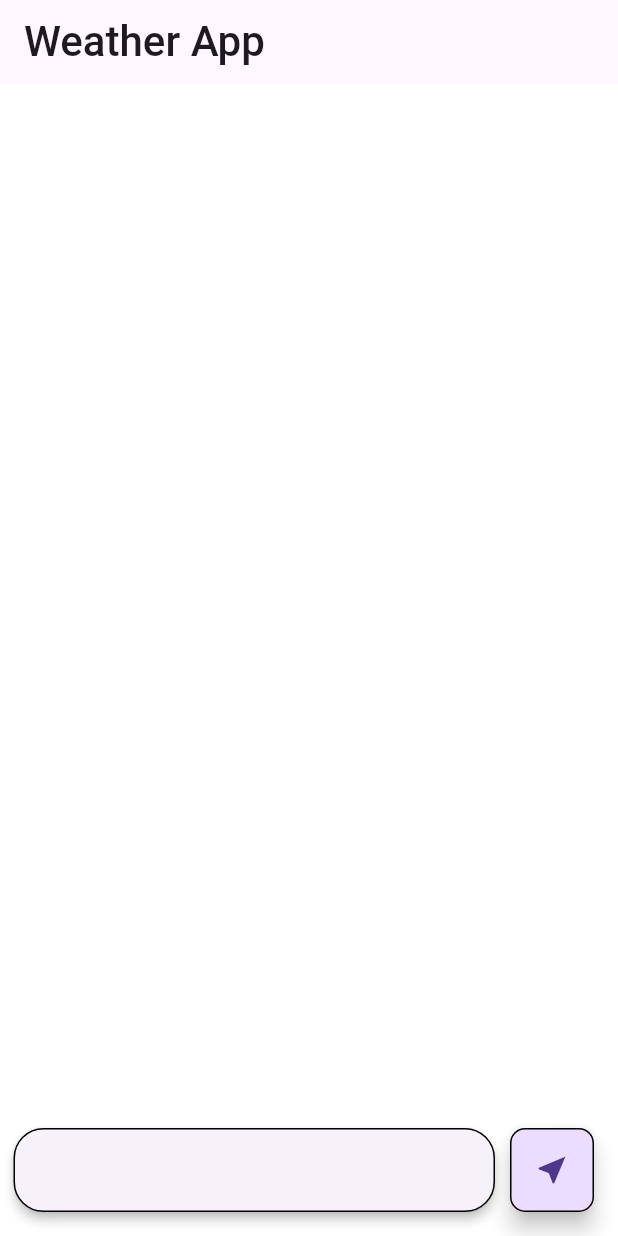
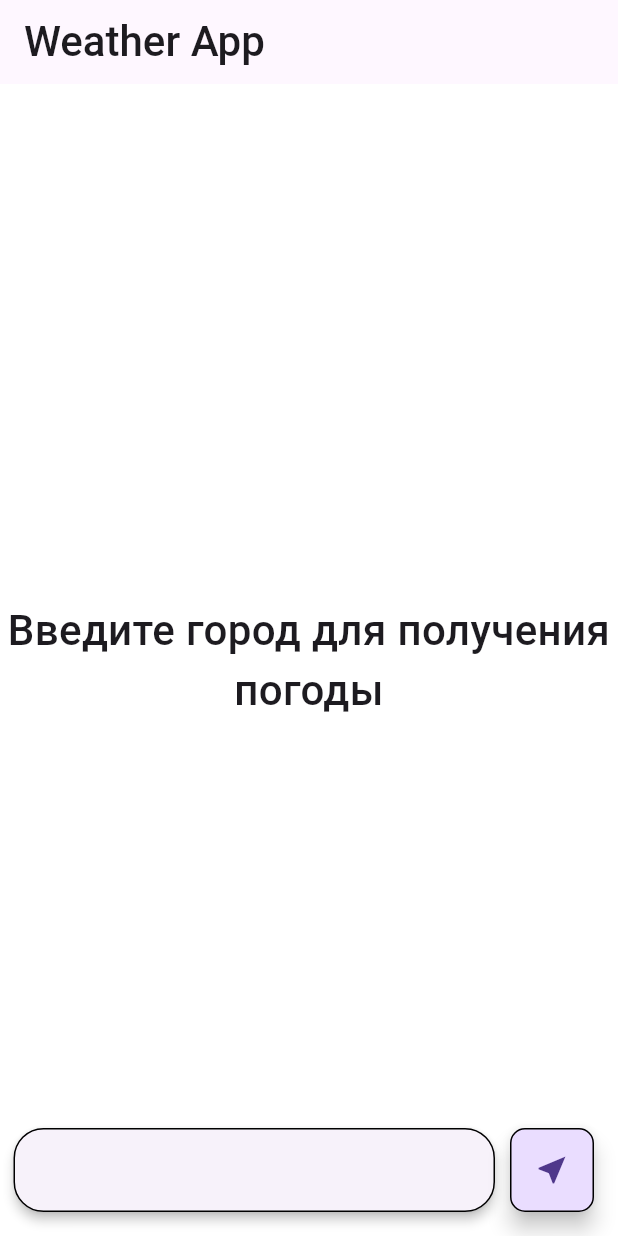
Before and after one commit to DanteCom/weather_app, a Flutter app: the screen it shows after launch, after a tap on the "near me" icon, on a phone screen of 412 x 824 dp. Run offline on Flutter 3.47's test engine with Material 3 defaults, Android fonts, the phone set to English and light mode, and no system bars; our stand-ins replace dio, flutter_bloc, geocoding, geolocator, hive_flutter; accounts and stored records are empty; statements that could not run were skipped.

Commit message:
code edited with provider to cubit

```diff
--- /dev/null
+++ b/devtools_options.yaml
@@ -0,0 +1,3 @@
+description: This file stores settings for Dart & Flutter DevTools.
+documentation: https://docs.flutter.dev/tools/devtools/extensions#configure-extension-enablement-states
+extensions:
--- a/lib/app/app.dart
+++ b/lib/app/app.dart
@@ -1,16 +1,16 @@
 import 'package:flutter/material.dart';
-import 'package:provider/provider.dart';
+import 'package:flutter_bloc/flutter_bloc.dart';
+import 'package:weather_app/app/domain/cubit/weather_cubit.dart';
 import 'package:weather_app/app/ui/themes/app_theme.dart';
 import 'package:weather_app/app/ui/screens/home_screen.dart';
-import 'package:weather_app/app/domain/state/weather_state.dart';
 
 class App extends StatelessWidget {
   const App({super.key});
 
   @override
   Widget build(BuildContext context) {
-    return MultiProvider(
-      providers: [ChangeNotifierProvider(create: (context) => WeatherState())],
+    return MultiBlocProvider(
+      providers: [BlocProvider(create: (context) => WeatherCubit())],
       child: MaterialApp(
         debugShowCheckedModeBanner: false,
         theme: AppTheme.appTheme,
--- /dev/null
+++ b/lib/app/domain/cubit/weather_cubit.dart
@@ -0,0 +1,69 @@
+import 'weather_state.dart';
+import 'package:geocoding/geocoding.dart';
+import 'package:geolocator/geolocator.dart';
+import 'package:hive_flutter/hive_flutter.dart';
+import 'package:flutter_bloc/flutter_bloc.dart';
+import 'package:weather_app/app/domain/services/weather_service.dart';
+
+class WeatherCubit extends Cubit<WeatherState> {
+  WeatherCubit() : super(WeatherInitial()) {
+    initialize();
+  }
+
+  Future<void> initialize() async {
+    final box = Hive.box('settings');
+
+    String? cityName = box.get('city_name');
+
+    cityName ??= await getCityName();
+
+    if (cityName != null) getWeather(cityName);
+  }
+
+  Future<Position?> getLocation() async {
+    LocationPermission status = await Geolocator.checkPermission();
+
+    if (status == LocationPermission.denied) {
+      status = await Geolocator.requestPermission();
+
+      if (status == LocationPermission.denied) return null;
+    }
+    return await Geolocator.getCurrentPosition();
+  }
+
+  Future<String?> getCityName() async {
+    final location = await getLocation();
+
+    if (location == null) return null;
+
+    List<Placemark> placemarks =
+        await placemarkFromCoordinates(location.latitude, location.longitude);
+
+    return placemarks.isNotEmpty ? placemarks[0].locality : null;
+  }
+
+  Future<void> getWeather(String cityName) async {
+    emit(WeatherLoading());
+
+    try {
+      final box = Hive.box('settings');
+
+      final weather = await WeatherService().getWeather(cityName);
+
+      await box.put('city_name', cityName);
+
+      emit(WeatherLoaded(weather));
+    }
+    // error...
+
+    catch (e) {
+      emit(WeatherError('Ошибка загрузки погоды: $e'));
+    }
+  }
+
+  void onSend(String cityName) {
+    if (cityName.trim().isEmpty) return;
+
+    getWeather(cityName);
+  }
+}
--- /dev/null
+++ b/lib/app/domain/cubit/weather_state.dart
@@ -0,0 +1,18 @@
+import 'package:weather_app/app/domain/models/weather.dart';
+
+abstract class WeatherState {}
+
+class WeatherInitial extends WeatherState {}
+
+class WeatherLoading extends WeatherState {}
+
+class WeatherLoaded extends WeatherState {
+  final Weather? weather;
+
+  WeatherLoaded(this.weather);
+}
+
+class WeatherError extends WeatherState {
+  final String message;
+  WeatherError(this.message);
+}
--- a/lib/app/domain/state/weather_state.dart
+++ b/lib/app/domain/state/weather_state.dart
@@ -1,131 +1,131 @@
-import 'package:flutter/material.dart';
-import 'package:geocoding/geocoding.dart';
-import 'package:geolocator/geolocator.dart';
-import 'package:hive_flutter/hive_flutter.dart';
-import 'package:weather_app/app/domain/models/weather.dart';
-import 'package:weather_app/app/domain/services/weather_service.dart';
+// import 'package:flutter/material.dart';
+// import 'package:geocoding/geocoding.dart';
+// import 'package:geolocator/geolocator.dart';
+// import 'package:hive_flutter/hive_flutter.dart';
+// import 'package:weather_app/app/domain/models/weather.dart';
+// import 'package:weather_app/app/domain/services/weather_service.dart';
 
-class WeatherState extends ChangeNotifier {
-  // Variables
+// class WeatherState extends ChangeNotifier {
+//   // Variables
 
-  String? _cityName;
+//   String? _cityName;
 
-  Weather? _weather;
+//   Weather? _weather;
 
-  bool _isLoad = true;
+//   bool _isLoad = true;
 
-  final _box = Hive.box('settings');
+//   final _box = Hive.box('settings');
 
-  final _controller = TextEditingController();
+//   final _controller = TextEditingController();
 
-  // Getters
+//   // Getters
 
-  bool get isLoad => _isLoad;
+//   bool get isLoad => _isLoad;
 
-  String? get cityName => _cityName;
+//   String? get cityName => _cityName;
 
-  Weather? get weather => _weather;
+//   Weather? get weather => _weather;
 
-  TextEditingController get controller => _controller;
+//   TextEditingController get controller => _controller;
 
-  bool get isActive => _controller.text.trim().isNotEmpty;
+//   bool get isActive => _controller.text.trim().isNotEmpty;
 
-  // Functions
+//   // Functions
 
-  Future<Position?> getLocation() async {
-    bool permission = false;
-    // bool serviceEnabled = false;
+//   Future<Position?> getLocation() async {
+//     bool permission = false;
+//     // bool serviceEnabled = false;
 
-    // serviceEnabled = await Geolocator.isLocationServiceEnabled();
+//     // serviceEnabled = await Geolocator.isLocationServiceEnabled();
 
-    // if (!serviceEnabled) return null;
+//     // if (!serviceEnabled) return null;
 
-    LocationPermission status = await Geolocator.checkPermission();
+//     LocationPermission status = await Geolocator.checkPermission();
 
-    permission = !(status == LocationPermission.denied);
+//     permission = !(status == LocationPermission.denied);
 
-    if (!permission) {
-      status = await Geolocator.requestPermission();
+//     if (!permission) {
+//       status = await Geolocator.requestPermission();
 
-      permission = !(status == LocationPermission.denied);
-    }
+//       permission = !(status == LocationPermission.denied);
+//     }
 
-    if (!permission) return null;
+//     if (!permission) return null;
 
-    return await Geolocator.getCurrentPosition();
-  }
+//     return await Geolocator.getCurrentPosition();
+//   }
 
-  Future<void> getWeather(String cityName) async {
-    _isLoad = false;
-    notifyListeners();
+//   Future<void> getWeather(String cityName) async {
+//     _isLoad = false;
+//     notifyListeners();
 
-    _weather = await WeatherService().getWeather(cityName);
+//     _weather = await WeatherService().getWeather(cityName);
 
-    await _box.put('city_name', cityName);
+//     await _box.put('city_name', cityName);
 
-    _isLoad = true;
-    notifyListeners();
-  }
+//     _isLoad = true;
+//     notifyListeners();
+//   }
 
-  Future<String?> getCityName() async {
-    final location = await getLocation();
+//   Future<String?> getCityName() async {
+//     final location = await getLocation();
 
-    if (location == null) return null;
+//     if (location == null) return null;
 
-    final latitude = location.latitude;
+//     final latitude = location.latitude;
 
-    final longitude = location.longitude;
+//     final longitude = location.longitude;
 
-    List<Placemark> placemarks =
-        await placemarkFromCoordinates(latitude, longitude);
+//     List<Placemark> placemarks =
+//         await placemarkFromCoordinates(latitude, longitude);
 
-    Placemark placemark = placemarks[0];
+//     Placemark placemark = placemarks[0];
 
-    return placemark.country;
-  }
+//     return placemark.country;
+//   }
 
-  void onSend(BuildContext context) {
-    if (controller.text.trim().isEmpty) return;
+//   void onSend(BuildContext context) {
+//     if (controller.text.trim().isEmpty) return;
 
-    getWeather(controller.text);
+//     getWeather(controller.text);
 
-    _cityName = controller.text;
+//     _cityName = controller.text;
 
-    notifyListeners();
+//     notifyListeners();
 
-    controller.clear();
+//     controller.clear();
 
-    FocusScope.of(context).unfocus();
-  }
+//     FocusScope.of(context).unfocus();
+//   }
 
-  Future<void> initialize() async {
-    _cityName = await _box.get('city_name', defaultValue: null);
+//   Future<void> initialize() async {
+//     _cityName = await _box.get('city_name', defaultValue: null);
 
-    _cityName ??= await getCityName();
+//     _cityName ??= await getCityName();
 
-    if (cityName == null) return;
+//     if (cityName == null) return;
 
-    getWeather(cityName!);
-  }
+//     getWeather(cityName!);
+//   }
 
-  String? capitalize(String? text) {
-    if (text == null || text.isEmpty) return null;
+//   String? capitalize(String? text) {
+//     if (text == null || text.isEmpty) return null;
 
-    return text[0].toUpperCase() + text.substring(1);
-  }
+//     return text[0].toUpperCase() + text.substring(1);
+//   }
 
-  void setState() => notifyListeners();
+//   void setState() => notifyListeners();
 
-  // Initialize Weather State
+//   // Initialize Weather State
 
-  WeatherState() {
-    initialize();
-  }
+//   WeatherState() {
+//     initialize();
+//   }
 
-  @override
-  void dispose() {
-    _controller.dispose();
+//   @override
+//   void dispose() {
+//     _controller.dispose();
 
-    super.dispose();
-  }
-}
+//     super.dispose();
+//   }
+// }
--- a/lib/app/ui/screens/home_screen.dart
+++ b/lib/app/ui/screens/home_screen.dart
@@ -1,15 +1,16 @@
 import 'package:flutter/material.dart';
-import 'package:provider/provider.dart';
-import 'package:weather_app/app/domain/state/weather_state.dart';
+import 'package:flutter_bloc/flutter_bloc.dart';
 import 'package:weather_app/app/ui/themes/themes.dart';
+import 'package:weather_app/app/domain/cubit/weather_state.dart';
+import 'package:weather_app/app/domain/cubit/weather_cubit.dart';
 
 class HomeScreen extends StatelessWidget {
   const HomeScreen({super.key});
 
   @override
   Widget build(BuildContext context) {
-    final state = context.watch<WeatherState>();
-    final cityName = state.capitalize(state.cityName);
+    final weatherCubit = context.read<WeatherCubit>();
+    final TextEditingController controller = TextEditingController();
     return Scaffold(
       appBar: AppBar(
         title: Text(
@@ -18,28 +19,47 @@ class HomeScreen extends StatelessWidget {
         ),
       ),
       body: Center(
-        child: Column(
+        child: BlocBuilder<WeatherCubit, WeatherState>(
+          builder: (context, state) {
+            if (state is WeatherLoading) {
+              return CircularProgressIndicator();
+            } else if (state is WeatherLoaded) {
+              return state.weather != null
+                  ? Column(
                       mainAxisAlignment: MainAxisAlignment.center,
-          crossAxisAlignment: CrossAxisAlignment.center,
                       children: [
-            if (cityName != null)
-              state.isLoad
-                  ? Text(
-                      state.weather?.temperature != null
-                          ? "${state.weather?.temperature}°"
-                          : "I couldn't find out what the temperature in $cityName was.",
+                        Text(
+                          "${state.weather?.temperature}°",
                           textAlign: TextAlign.center,
                           style: FontStyles.s28w500,
-                    )
-                  : CircularProgressIndicator(),
+                        ),
                         SizedBox(height: 10),
-            if (state.weather?.temperature != null)
                         Text(
-                state.isActive ? state.controller.text : 'In $cityName',
+                          "In ${state.weather?.cityName}",
                           style: FontStyles.s28w500,
                           textAlign: TextAlign.center,
                         ),
                       ],
+                    )
+                  : Text(
+                      "I couldn't find such a city.",
+                      style: FontStyles.s28w500,
+                      textAlign: TextAlign.center,
+                    );
+            } else if (state is WeatherError) {
+              return Text(
+                state.message,
+                style: TextStyle(color: Colors.red, fontSize: 18),
+                textAlign: TextAlign.center,
+              );
+            } else {
+              return Text(
+                "Введите город для получения погоды",
+                style: FontStyles.s28w500,
+                textAlign: TextAlign.center,
+              );
+            }
+          },
         ),
       ),
       floatingActionButton: Row(
@@ -52,7 +72,7 @@ class HomeScreen extends StatelessWidget {
               ),
               margin: EdgeInsets.only(left: 25, right: 10),
               child: TextField(
-                controller: state.controller,
+                controller: controller,
                 decoration: InputDecoration(
                   border: AppTheme.outlineBorder,
                   focusedBorder: AppTheme.outlineBorder,
@@ -63,7 +83,17 @@ class HomeScreen extends StatelessWidget {
             ),
           ),
           FloatingActionButton(
-            onPressed: () => state.onSend(context),
+            onPressed: () async {
+              if (controller.text.trim().isEmpty) return;
+
+              await weatherCubit.getWeather(controller.text.trim());
+
+              if (!context.mounted) return;
+
+              controller.clear();
+
+              FocusScope.of(context).unfocus();
+            },
             shape: RoundedRectangleBorder(
               borderRadius: BorderRadius.circular(10),
               side: BorderSide(color: AppColors.black),
--- a/pubspec.yaml
+++ b/pubspec.yaml
@@ -14,9 +14,9 @@ dependencies:
   cupertino_icons: ^1.0.8
 
   dio: ^5.8.0+1
-  provider: ^6.1.2
   geocoding: ^3.0.0
   geolocator: ^13.0.2
+  flutter_bloc: ^9.0.0
   hive_flutter: ^1.1.0
 
 dev_dependencies:
```
Also changed, not shown: pubspec.lock, 3 other files. Lines whose indentation alone changed are shown as unchanged.
